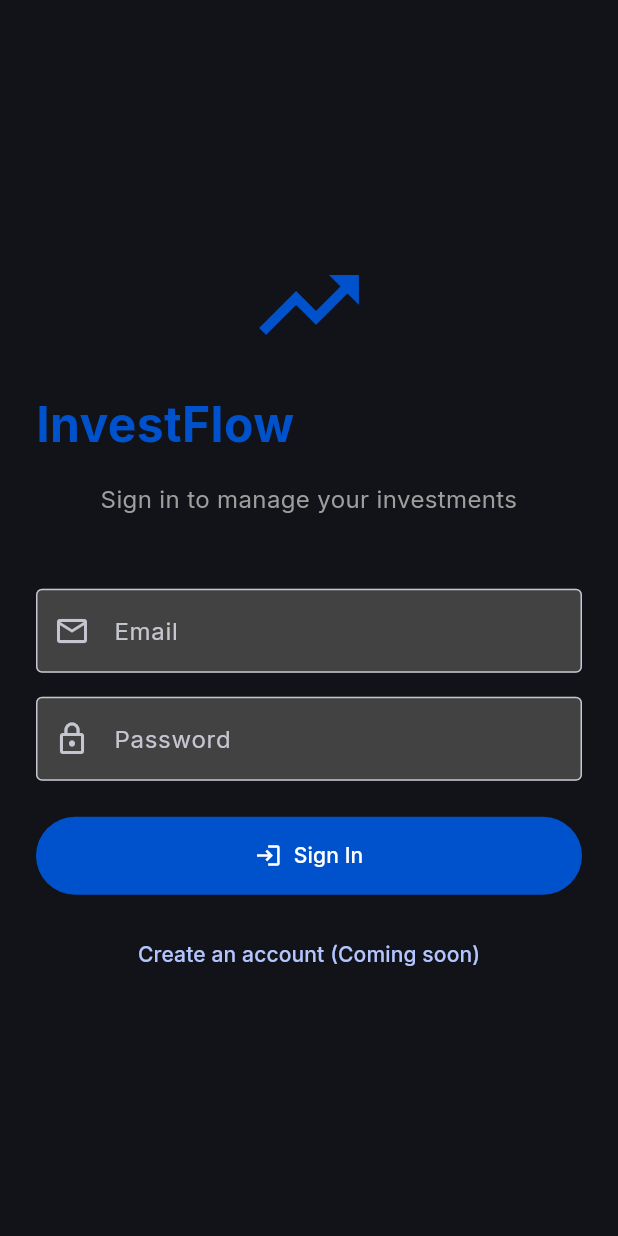
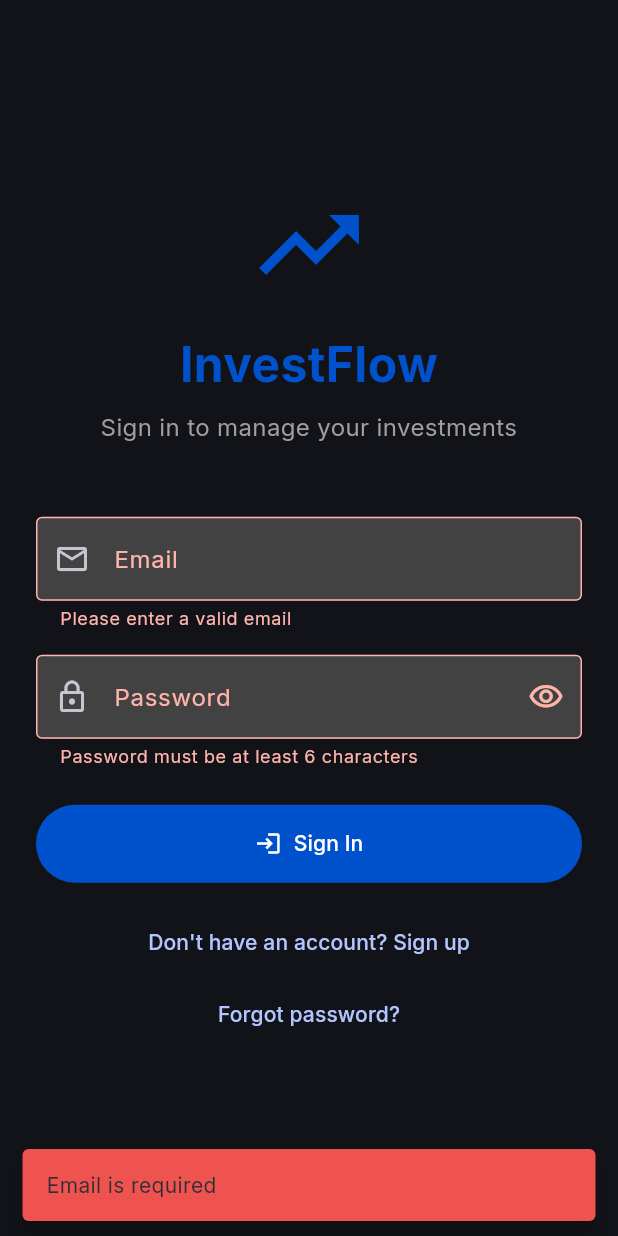
Before and after one commit to ProfessorMB21/invest_flow, a Flutter app: the screen it shows after launch, after a tap on "Sign In", on a phone screen of 412 x 824 dp. Run offline on Flutter 3.47's test engine with Material 3 defaults, Android fonts, the phone set to English and light mode, and no system bars; our stand-ins replace cloud_firestore, firebase_auth, firebase_core, flutter_riverpod, go_router, google_fonts and 1 more; accounts and stored records are empty; generated files the repository leaves out were written again.

Commit message:
update: removed code logic from login_screen.dart; fixed a bug where the user could not sign in or create a new profile

```diff
--- a/lib/features/auth/logic/auth_provider_interface.dart
+++ b/lib/features/auth/logic/auth_provider_interface.dart
@@ -1,12 +1,29 @@
 abstract class AuthProviderInterface {
   Future<void> initialize();
+
+  // Auth methods
   Future<void> signIn(String email, String password);
   Future<void> signUp(String email, String password, String fullName);
   Future<void> signOut();
+  Future<void> sendPasswordResetEmail(String email); // coming soon
+
+  // State streams
   Stream<AuthState> get authStateChanges;
+
+  // Getters
   String? get currentUserId;
   String? get currentUserEmail;
   bool get isAuthenticated;
+
+  // user profile methods
+  Future<void> createUserProfile(
+      String userId,
+      String email,
+      String fullName,
+      {String? role}
+  );
+  Future<void> updateUserProfile(String userId, Map<String, dynamic> data);
+  Future<Map<String, dynamic>?> getUserProfile(String userId);
 }
 
 class AuthState {
--- a/lib/features/auth/logic/auth_service.dart
+++ b/lib/features/auth/logic/auth_service.dart
@@ -1,7 +1,6 @@
 import 'package:flutter/cupertino.dart';
 import 'package:investflow/features/auth/logic/auth_provider_interface.dart';
 import 'package:investflow/features/auth/logic/firebase_auth_provider.dart';
-import 'package:investflow/features/auth/logic/supabaase_client.dart';
 
 class AuthService extends ChangeNotifier {
   static final AuthService _instance = AuthService._internal();
@@ -15,7 +14,7 @@ class AuthService extends ChangeNotifier {
     if (useFirebase) {
       _provider = FirebaseAuthProvider();
     } else {
-      _provider = SupabaseAuthProvider();
+      throw UnimplementedError('Supabase not supported!');
     }
 
     await _provider.initialize();
@@ -27,6 +26,7 @@ class AuthService extends ChangeNotifier {
     });
   }
 
+  // ==================== Auth methods
   Future<void> signIn(String email, String password) =>
       _provider.signIn(email, password);
 
@@ -35,6 +35,37 @@ class AuthService extends ChangeNotifier {
 
   Future<void> signOut() => _provider.signOut();
 
+  Future<void> sendPasswordResetEmail(String email) async {
+    await _provider.sendPasswordResetEmail(email);
+  }
+
+  // ====================== Profile methods
+  Future<void> createUserProfile(
+      String userId,
+      String email,
+      String fullName,
+      {String? role}
+      ) async {
+    await _provider.createUserProfile(userId, email, fullName,role: role);
+  }
+
+  Future<void> updateUserProfile(Map<String, dynamic> data) async {
+    final userId = currentUserId;
+    if (userId == null) throw Exception('User not authenticated');
+    await _provider.updateUserProfile(userId, data);
+  }
+
+  Future<Map<String, dynamic>?> getCurrentUserProfile() async {
+    final userId = currentUserId;
+    if (userId == null) return null;
+    return await _provider.getUserProfile(userId);
+  }
+
+  Future<Map<String, dynamic>?> getUserProfile(String userId) async {
+    return await _provider.getUserProfile(userId);
+  }
+
+  // Getters
   AuthState get authState => _authState;
   String? get currentUserId => _authState.userId;
   String? get currentUserEmail => _authState.email;
--- a/lib/features/auth/presentation/login_screen.dart
+++ b/lib/features/auth/presentation/login_screen.dart
@@ -3,7 +3,6 @@ import 'package:flutter/foundation.dart';
 import 'package:flutter/material.dart';
 import 'package:go_router/go_router.dart';
 import 'package:investflow/features/auth/logic/auth_service.dart';
-import 'package:investflow/features/auth/logic/firebase_auth_provider.dart';
 
 class LoginScreen extends StatefulWidget {
   const LoginScreen({super.key});
@@ -15,8 +14,11 @@ class _LoginScreenState extends State<LoginScreen> {
   final _formKey = GlobalKey<FormState>();
   final _emailCtrl = TextEditingController();
   final _passCtrl = TextEditingController();
+  final _nameCtrl = TextEditingController(); // For sign up
+
   bool _isLoading = false;
-  // bool _obscurePassword = true;
+  bool _obscurePassword = true;
+  bool _isSignUpMode = false;
 
   @override @override
   void initState() {
@@ -24,9 +26,23 @@ class _LoginScreenState extends State<LoginScreen> {
     testFirestore();
   }
 
+  @override
+  void dispose() {
+    _emailCtrl.dispose();
+    _passCtrl.dispose();
+    _nameCtrl.dispose();
+    super.dispose();
+  }
+
+  // ========================= Login/Sign In
   Future<void> _login() async {
     final currentState = _formKey.currentState;
-    if (currentState == null || !currentState.validate()) return;
+    if (currentState == null || !currentState.validate()) {
+      if (kDebugMode) {
+        print('Form validation failed');
+        return;
+      }
+    }
 
     if (_emailCtrl.text.isEmpty) {
       _showError('Email is required');
@@ -51,11 +67,7 @@ class _LoginScreenState extends State<LoginScreen> {
       if (kDebugMode) {
         print('>>> Login successful!');
       }
-
       if (mounted) context.go('/');
-    } on AuthException catch (e) {
-      if (!mounted) return;
-      _showError(e.message);
     } catch (e) {
       if (!mounted) return;
       _showError(_getErrorMessage(e));
@@ -64,6 +76,35 @@ class _LoginScreenState extends State<LoginScreen> {
     }
   }
 
+  // ===================== Sign up
+  Future<void> _handleSignUp() async {
+    if (!_formKey.currentState!.validate()) return;
+
+    setState(() => _isLoading = true);
+    try {
+      await AuthService().signUp(
+        _emailCtrl.text.trim(),
+        _passCtrl.text,
+        _nameCtrl.text.trim()
+      );
+
+      if (mounted) {
+        context.go('/');
+      }
+
+    } catch (e) {
+      if (mounted) {
+        _showError(_getErrorMessage(e));
+      }
+    } finally {
+      if (mounted) {
+        setState(() => _isLoading = false);
+      }
+    }
+  }
+
+
+  // ===================== Error handling
   String _getErrorMessage(dynamic error) {
     final errorString = error.toString();
     if (errorString.contains('invalid-email')) return 'Invalid email address';
@@ -84,133 +125,128 @@ class _LoginScreenState extends State<LoginScreen> {
     );
   }
 
-  @override
-  void dispose() {
-    _emailCtrl.dispose();
-    _passCtrl.dispose();
-    super.dispose();
+  void _toggleMode() {
+    setState(() {
+      _isSignUpMode = !_isSignUpMode;
+      _formKey.currentState?.reset();
+    });
   }
 
+  // ========================== UI
   @override
   Widget build(BuildContext context) {
     return Scaffold(
-      body: Center(
+      body: SafeArea(
+        child: Center(
           child: SingleChildScrollView(
-          padding: const EdgeInsets.all(24),
+            padding: const EdgeInsets.all(24.0),
             child: ConstrainedBox(
               constraints: const BoxConstraints(maxWidth: 400),
+              child: Form(
+                key: _formKey,
                 child: Column(
                   mainAxisAlignment: MainAxisAlignment.center,
                   crossAxisAlignment: CrossAxisAlignment.stretch,
                   children: [
-                const Icon(
-                  Icons.trending_up,
-                  size: 80,
-                  color: Color(0xFF0052CC),
+                    const Icon(Icons.trending_up, size: 80, color: Color(0xFF0052CC)),
+                    const SizedBox(height: 16),
+                    Text(
+                      _isSignUpMode ? 'Create Account' : 'InvestFlow',
+                      textAlign: TextAlign.center,
+                      style: const TextStyle(fontSize: 32, fontWeight: FontWeight.bold, color: Color(0xFF0052CC)),
+                    ),
+                    const SizedBox(height: 8),
+                    Text(
+                      _isSignUpMode ? 'Sign up to start investing' : 'Sign in to manage your investments',
+                      textAlign: TextAlign.center,
+                      style: const TextStyle(fontSize: 16, color: Colors.grey),
+                    ),
+                    const SizedBox(height: 48),
+
+                    if (_isSignUpMode) ...[
+                      TextFormField(
+                        controller: _nameCtrl,
+                        decoration: const InputDecoration(labelText: 'Full Name', prefixIcon: Icon(Icons.person_outline), border: OutlineInputBorder()),
+                        validator: (value) => value == null || value.isEmpty ? 'Please enter your name' : null,
+                      ),
+                      const SizedBox(height: 16),
+                    ],
+
+                    TextFormField(
+                      controller: _emailCtrl,
+                      keyboardType: TextInputType.emailAddress,
+                      decoration: const InputDecoration(labelText: 'Email', prefixIcon: Icon(Icons.email_outlined), border: OutlineInputBorder()),
+                      validator: (value) => value == null || value.isEmpty || !value.contains('@') ? 'Please enter a valid email' : null,
                     ),
                     const SizedBox(height: 16),
 
-                const Text(
-                    "InvestFlow",
-                    style: TextStyle(
-                        fontSize: 32,
-                        fontWeight: FontWeight.bold,
-                        color: Color(0xFF0052CC)
-                    )
+                    TextFormField(
+                      controller: _passCtrl,
+                      obscureText: _obscurePassword,
+                      decoration: InputDecoration(
+                        labelText: 'Password',
+                        prefixIcon: const Icon(Icons.lock_outline),
+                        suffixIcon: IconButton(
+                          icon: Icon(_obscurePassword ? Icons.visibility_outlined : Icons.visibility_off_outlined),
+                          onPressed: () => setState(() => _obscurePassword = !_obscurePassword),
                         ),
-                const SizedBox(height: 8),
-                const SizedBox(height: 8),
-                const Text(
-                  'Sign in to manage your investments',
-                  textAlign: TextAlign.center,
-                  style: TextStyle(
-                    fontSize: 16,
-                    color: Colors.grey,
+                        border: const OutlineInputBorder(),
                       ),
+                      validator: (value) => value == null || value.isEmpty || (_isSignUpMode && value.length < 6) ? 'Password must be at least 6 characters' : null,
                     ),
-                const SizedBox(height: 48),
+                    const SizedBox(height: 24),
 
-                // Email field
-                TextFormField(
-                  controller: _emailCtrl,
-                  keyboardType: TextInputType.emailAddress,
-                  decoration: const InputDecoration(
-                    labelText: 'Email',
-                    hintText: 'your@email.com',
-                    prefixIcon: Icon(Icons.email_outlined),
-                    border: OutlineInputBorder(),
-                  ),
-                  validator: (value) {
-                    if (value == null || value.isEmpty) {
-                      return 'Please enter your email';
-                    }
-                    if (!value.contains('@')) {
-                      return 'Please enter a valid email';
-                    }
-                    return null;
-                  },
+                    FilledButton.icon(
+                      onPressed: _isLoading ? null : (_isSignUpMode ? _handleSignUp : _login),
+                      icon: _isLoading ? const SizedBox(width: 20, height: 20, child: CircularProgressIndicator(strokeWidth: 2, color: Colors.white)) : Icon(_isSignUpMode ? Icons.person_add : Icons.login),
+                      label: Text(_isLoading ? (_isSignUpMode ? 'Creating account...' : 'Signing in...') : (_isSignUpMode ? 'Create Account' : 'Sign In')),
+                      style: FilledButton.styleFrom(padding: const EdgeInsets.symmetric(vertical: 16), backgroundColor: const Color(0xFF0052CC), foregroundColor: Colors.white),
                     ),
                     const SizedBox(height: 16),
 
-                //Password field
-                TextFormField(
-                  controller: _passCtrl,
-                  decoration: InputDecoration(
-                    labelText: 'Password',
-                    hintText: 'Enter your password',
-                    prefixIcon: const Icon(Icons.lock_outline),
-                    border: const OutlineInputBorder(),
-                  ),
-                  validator: (value) {
-                    if (value == null || value.isEmpty) {
-                      return 'Please enter your password';
-                    }
-                    if (value.length < 6) {
-                      return 'Password must be at lease 6 characters long';
-                    }
-                    return null;
-                  },
-                ),
-                const SizedBox(height: 24),
+                    TextButton(onPressed: _isLoading ? null : _toggleMode, child: Text(_isSignUpMode ? 'Already have an account? Sign in' : "Don't have an account? Sign up")),
 
-                // Sign in button
-                FilledButton.icon(
-                  onPressed: _isLoading ? null : _login,
-                  icon: _isLoading
-                    ? const SizedBox(
-                    width: 20,
-                    height: 20,
-                    child: CircularProgressIndicator(
-                      strokeWidth: 2,
-                      color: Colors.white,
-                    ),
-                  )
-                  : const Icon(Icons.login),
-                  //child: _isLoading ? const CircularProgressIndicator() : const Text("Sign In"),
-                  label: Text(_isLoading ? 'Signing in...' : 'Sign In'),
-                  style: FilledButton.styleFrom(
-                    padding: const EdgeInsets.symmetric(vertical: 16),
-                    backgroundColor: const Color(0xFF0052CC),
-                    foregroundColor: Colors.white,
-                  ),
-                ),
-                const SizedBox(height: 16),
-
-                TextButton(
-                    onPressed: () {
-                      ScaffoldMessenger.of(context).showSnackBar(
-                        const SnackBar(
-                          content: Text('Sign up coming soon!'),
-                        )
-                      );
-                    },
-                    child: Text("Create an account (Coming soon)")
-                )
+                    if (!_isSignUpMode)
+                      TextButton(onPressed: () => _showForgotPasswordDialog(), child: const Text('Forgot password?')),
                   ],
                 ),
               ),
             ),
           ),
+        ),
+      ),
+    );
+  }
+
+  void _showForgotPasswordDialog() {
+    final emailCtrl = TextEditingController();
+    showDialog(
+      context: context,
+      builder: (context) => AlertDialog(
+        title: const Text('Reset Password'),
+        content: TextField(
+          controller: emailCtrl,
+            keyboardType: TextInputType.emailAddress,
+          decoration: const InputDecoration(labelText: 'Email', border: OutlineInputBorder()),
+        ),
+        actions: [
+          TextButton(
+            onPressed: () async {
+              Navigator.pop(context);
+              setState(() => _isLoading = true);
+              try {
+                await AuthService().sendPasswordResetEmail(emailCtrl.text.trim());
+                if (mounted) _showError('Password reset link sent! Check your email.');
+              } catch (e) {
+                if (mounted) _showError('Failed to send reset email');
+              } finally {
+                if (mounted) setState(() => _isLoading = false);
+              }
+            },
+            child: const Text('Send Link'),
+          )
+        ],
+      )
     );
   }
 }
@@ -219,8 +255,12 @@ Future<void> testFirestore() async {
   try {
     final firestore = FirebaseFirestore.instance;
     final snapshot = await firestore.collection('profiles').limit(1).get();
+    if (kDebugMode) {
       print('✓ Firestore connected! Collections: ${snapshot.docs.length}');
+    }
   } catch (e) {
+    if (kDebugMode) {
       print('✗ Firestore error: $e');
     }
   }
+}
```
Also changed, not shown: lib/features/auth/logic/firebase_auth_provider.dart (+70 -30 lines), 1 other file. Lines whose indentation alone changed are shown as unchanged.
